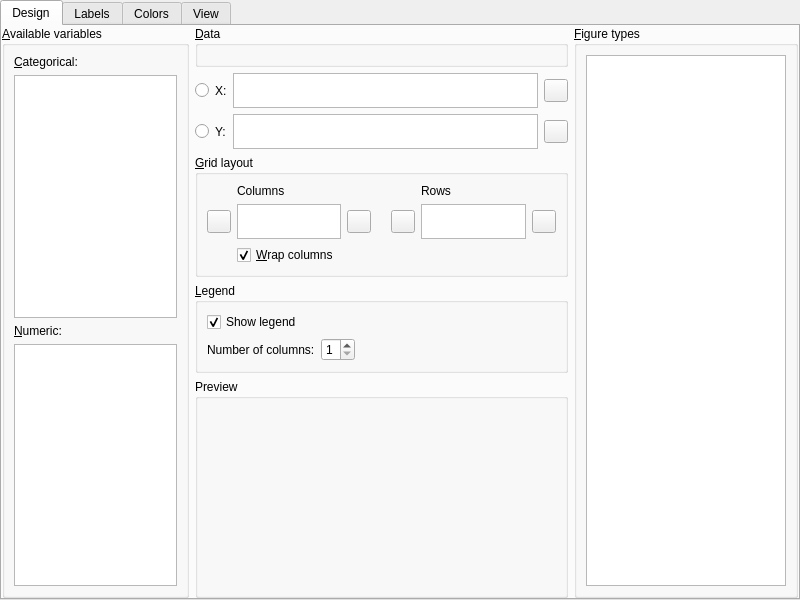
The window that coquery/gui/ui/visualizationDesigner.ui (gkunter/coquery) describes before a commit, drawn with Qt 5.
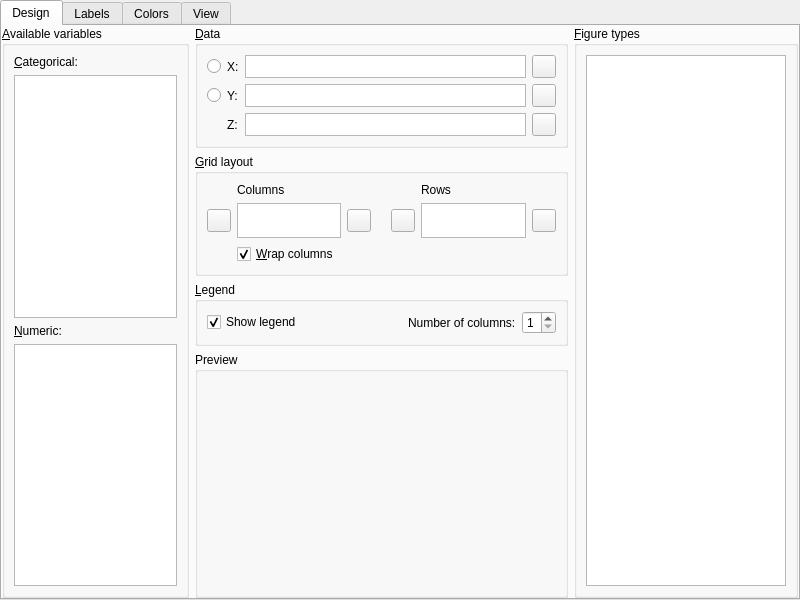
The same window after the commit. Custom widgets are drawn as their Qt base class.

Commit message: Use parameter type counts. Use third parameter

Diff of the .ui file:
```diff
--- a/coquery/gui/ui/visualizationDesigner.ui
+++ b/coquery/gui/ui/visualizationDesigner.ui
@@ -74,160 +74,28 @@
         </widget>
        </item>
        <item>
-        <layout class="QVBoxLayout" name="verticalLayout_6" stretch="0,0,0,0,1">
+        <layout class="QVBoxLayout" name="verticalLayout_6" stretch="0,0,0,1">
          <item>
           <widget class="QGroupBox" name="group_data">
            <property name="title">
             <string>&amp;Data</string>
            </property>
-           <layout class="QGridLayout" name="gridLayout_4" columnstretch="0"/>
-          </widget>
-         </item>
-         <item>
           <layout class="QGridLayout" name="gridLayout_3">
-           <item row="5" column="3">
-            <spacer name="verticalSpacer_12">
-             <property name="orientation">
-              <enum>Qt::Vertical</enum>
-             </property>
-             <property name="sizeType">
-              <enum>QSizePolicy::Expanding</enum>
-             </property>
-             <property name="sizeHint" stdset="0">
-              <size>
-               <width>13</width>
-               <height>0</height>
-              </size>
-             </property>
-            </spacer>
-           </item>
-           <item row="2" column="0">
-            <spacer name="verticalSpacer_16">
-             <property name="orientation">
-              <enum>Qt::Vertical</enum>
-             </property>
-             <property name="sizeType">
-              <enum>QSizePolicy::Expanding</enum>
-             </property>
-             <property name="sizeHint" stdset="0">
-              <size>
-               <width>13</width>
-               <height>0</height>
-              </size>
-             </property>
-            </spacer>
-           </item>
-           <item row="2" column="3">
-            <spacer name="verticalSpacer_14">
-             <property name="orientation">
-              <enum>Qt::Vertical</enum>
-             </property>
-             <property name="sizeType">
-              <enum>QSizePolicy::Expanding</enum>
-             </property>
-             <property name="sizeHint" stdset="0">
-              <size>
-               <width>13</width>
-               <height>0</height>
-              </size>
-             </property>
-            </spacer>
-           </item>
-           <item row="4" column="3">
-            <widget class="QToolButton" name="button_clear_y">
-             <property name="text">
-              <string/>
-             </property>
-            </widget>
-           </item>
-           <item row="5" column="0">
-            <spacer name="verticalSpacer_18">
-             <property name="orientation">
-              <enum>Qt::Vertical</enum>
-             </property>
-             <property name="sizeType">
-              <enum>QSizePolicy::Expanding</enum>
-             </property>
-             <property name="sizeHint" stdset="0">
-              <size>
-               <width>13</width>
-               <height>0</height>
-              </size>
-             </property>
-            </spacer>
-           </item>
-           <item row="3" column="0">
-            <spacer name="verticalSpacer_15">
-             <property name="orientation">
-              <enum>Qt::Vertical</enum>
-             </property>
-             <property name="sizeType">
-              <enum>QSizePolicy::Expanding</enum>
-             </property>
-             <property name="sizeHint" stdset="0">
-              <size>
-               <width>13</width>
-               <height>0</height>
-              </size>
-             </property>
-            </spacer>
-           </item>
-           <item row="1" column="3">
-            <widget class="QToolButton" name="button_clear_x">
-             <property name="text">
-              <string/>
-             </property>
-            </widget>
-           </item>
            <item row="0" column="0">
-            <spacer name="verticalSpacer_17">
-             <property name="orientation">
-              <enum>Qt::Vertical</enum>
-             </property>
-             <property name="sizeType">
-              <enum>QSizePolicy::Expanding</enum>
-             </property>
-             <property name="sizeHint" stdset="0">
-              <size>
-               <width>13</width>
-               <height>0</height>
-              </size>
-             </property>
-            </spacer>
-           </item>
-           <item row="3" column="3">
-            <spacer name="verticalSpacer_13">
-             <property name="orientation">
-              <enum>Qt::Vertical</enum>
-             </property>
-             <property name="sizeType">
-              <enum>QSizePolicy::Expanding</enum>
-             </property>
-             <property name="sizeHint" stdset="0">
-              <size>
-               <width>13</width>
-               <height>0</height>
-              </size>
-             </property>
-            </spacer>
-           </item>
-           <item row="0" column="3">
-            <spacer name="verticalSpacer_11">
-             <property name="orientation">
-              <enum>Qt::Vertical</enum>
-             </property>
-             <property name="sizeType">
-              <enum>QSizePolicy::Expanding</enum>
-             </property>
-             <property name="sizeHint" stdset="0">
-              <size>
-               <width>13</width>
-               <height>0</height>
-              </size>
-             </property>
-            </spacer>
-           </item>
-           <item row="0" column="2" rowspan="3">
+             <widget class="QRadioButton" name="radio_horizontal">
+              <property name="text">
+               <string/>
+              </property>
+             </widget>
+            </item>
+            <item row="0" column="1">
+             <widget class="QLabel" name="label_7">
+              <property name="text">
+               <string>X:</string>
+              </property>
+             </widget>
+            </item>
+            <item row="0" column="2">
             <widget class="CoqFeatureTray" name="tray_data_x">
              <property name="sizePolicy">
               <sizepolicy hsizetype="Expanding" vsizetype="Ignored">
@@ -237,45 +105,70 @@
              </property>
             </widget>
            </item>
-           <item row="3" column="2" rowspan="3">
-            <widget class="CoqFeatureTray" name="tray_data_y">
-             <property name="sizePolicy">
-              <sizepolicy hsizetype="Expanding" vsizetype="Ignored">
-               <horstretch>0</horstretch>
-               <verstretch>0</verstretch>
-              </sizepolicy>
+            <item row="0" column="3" alignment="Qt::AlignVCenter">
+             <widget class="QToolButton" name="button_clear_x">
+              <property name="text">
+               <string/>
              </property>
             </widget>
            </item>
-           <item row="4" column="0">
+            <item row="1" column="0">
             <widget class="QRadioButton" name="radio_vertical">
              <property name="text">
               <string/>
              </property>
             </widget>
            </item>
-           <item row="1" column="0">
-            <widget class="QRadioButton" name="radio_horizontal">
-             <property name="text">
-              <string/>
-             </property>
-            </widget>
-           </item>
-           <item row="4" column="1">
+            <item row="1" column="1">
             <widget class="QLabel" name="label_6">
              <property name="text">
               <string>Y:</string>
              </property>
             </widget>
            </item>
-           <item row="1" column="1">
-            <widget class="QLabel" name="label_7">
+            <item row="1" column="2">
+             <widget class="CoqFeatureTray" name="tray_data_y">
+              <property name="sizePolicy">
+               <sizepolicy hsizetype="Expanding" vsizetype="Ignored">
+                <horstretch>0</horstretch>
+                <verstretch>0</verstretch>
+               </sizepolicy>
+              </property>
+             </widget>
+            </item>
+            <item row="1" column="3" alignment="Qt::AlignVCenter">
+             <widget class="QToolButton" name="button_clear_y">
              <property name="text">
-              <string>X:</string>
+               <string/>
+              </property>
+             </widget>
+            </item>
+            <item row="2" column="1">
+             <widget class="QLabel" name="label_8">
+              <property name="text">
+               <string>Z:</string>
+              </property>
+             </widget>
+            </item>
+            <item row="2" column="2">
+             <widget class="CoqFeatureTray" name="tray_data_z">
+              <property name="sizePolicy">
+               <sizepolicy hsizetype="Expanding" vsizetype="Ignored">
+                <horstretch>0</horstretch>
+                <verstretch>0</verstretch>
+               </sizepolicy>
+              </property>
+             </widget>
+            </item>
+            <item row="2" column="3" alignment="Qt::AlignVCenter">
+             <widget class="QToolButton" name="button_clear_z">
+              <property name="text">
+               <string/>
              </property>
             </widget>
            </item>
           </layout>
+          </widget>
          </item>
          <item>
           <widget class="QGroupBox" name="group_layout">
@@ -513,6 +406,8 @@
            </property>
            <layout class="QVBoxLayout" name="verticalLayout_4">
             <item>
+             <layout class="QHBoxLayout" name="horizontalLayout_4">
+              <item>
              <widget class="QCheckBox" name="check_show_legend">
               <property name="text">
                <string>Show legend</string>
@@ -523,7 +418,18 @@
              </widget>
             </item>
             <item>
-             <layout class="QHBoxLayout" name="horizontalLayout_4">
+               <spacer name="horizontalSpacer_6">
+                <property name="orientation">
+                 <enum>Qt::Horizontal</enum>
+                </property>
+                <property name="sizeHint" stdset="0">
+                 <size>
+                  <width>10</width>
+                  <height>20</height>
+                 </size>
+                </property>
+               </spacer>
+              </item>
               <item>
                <widget class="QLabel" name="label_13">
                 <property name="text">
@@ -544,19 +450,6 @@
                 </property>
                </widget>
               </item>
-              <item>
-               <spacer name="horizontalSpacer_5">
-                <property name="orientation">
-                 <enum>Qt::Horizontal</enum>
-                </property>
-                <property name="sizeHint" stdset="0">
-                 <size>
-                  <width>0</width>
-                  <height>20</height>
-                 </size>
-                </property>
-               </spacer>
-              </item>
              </layout>
             </item>
            </layout>
@@ -620,18 +513,9 @@
             <property name="verticalScrollMode">
              <enum>QAbstractItemView::ScrollPerPixel</enum>
             </property>
-            <property name="flow">
-             <enum>QListView::TopToBottom</enum>
-            </property>
-            <property name="spacing">
-             <number>4</number>
-            </property>
             <property name="viewMode">
              <enum>QListView::IconMode</enum>
             </property>
-            <property name="selectionRectVisible">
-             <bool>false</bool>
-            </property>
            </widget>
           </item>
          </layout>
```
Lines whose indentation alone changed are shown as unchanged. The commit also changes 5 other files.
